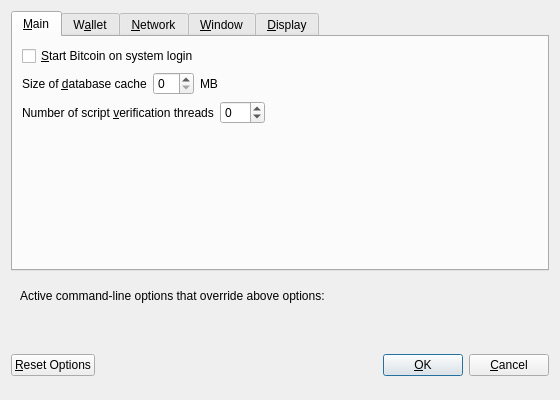
aqavi-paracha/coinsbazar, file src/qt/forms/optionsdialog.ui: the form before one commit.
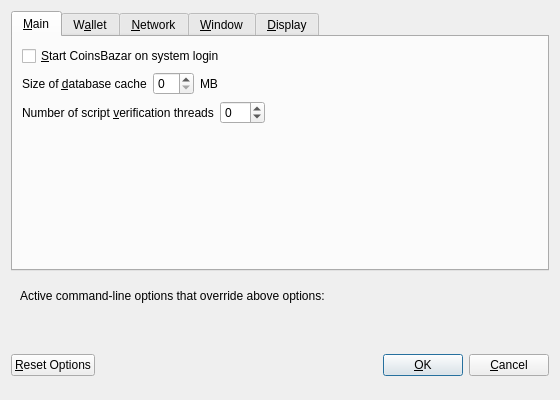
The form after the commit. Custom widgets are drawn as their Qt base class.

Diff of the .ui file:
```diff
--- a/src/qt/forms/optionsdialog.ui
+++ b/src/qt/forms/optionsdialog.ui
@@ -33,7 +33,7 @@
           <string>Automatically start Bitcoin after logging in to the system.</string>
          </property>
          <property name="text">
-          <string>&amp;Start Bitcoin on system login</string>
+          <string>&amp;Start CoinsBazar on system login</string>
          </property>
         </widget>
        </item>
```
Left out of the diff: 14 changed lines with no effect on the pictures.
